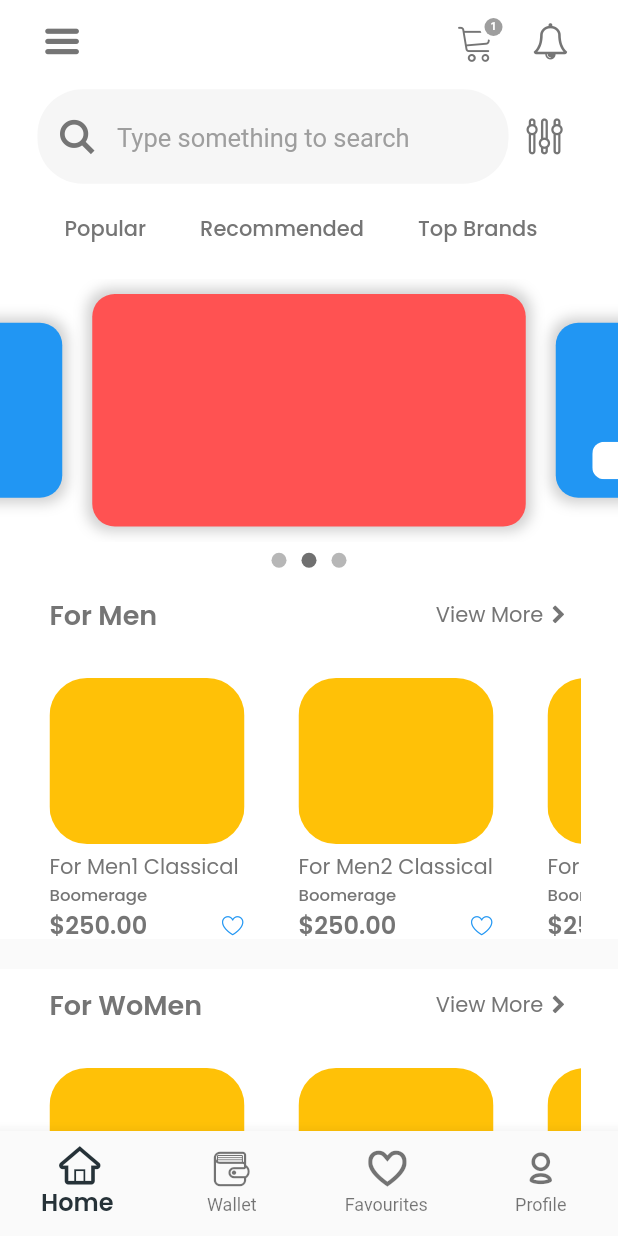
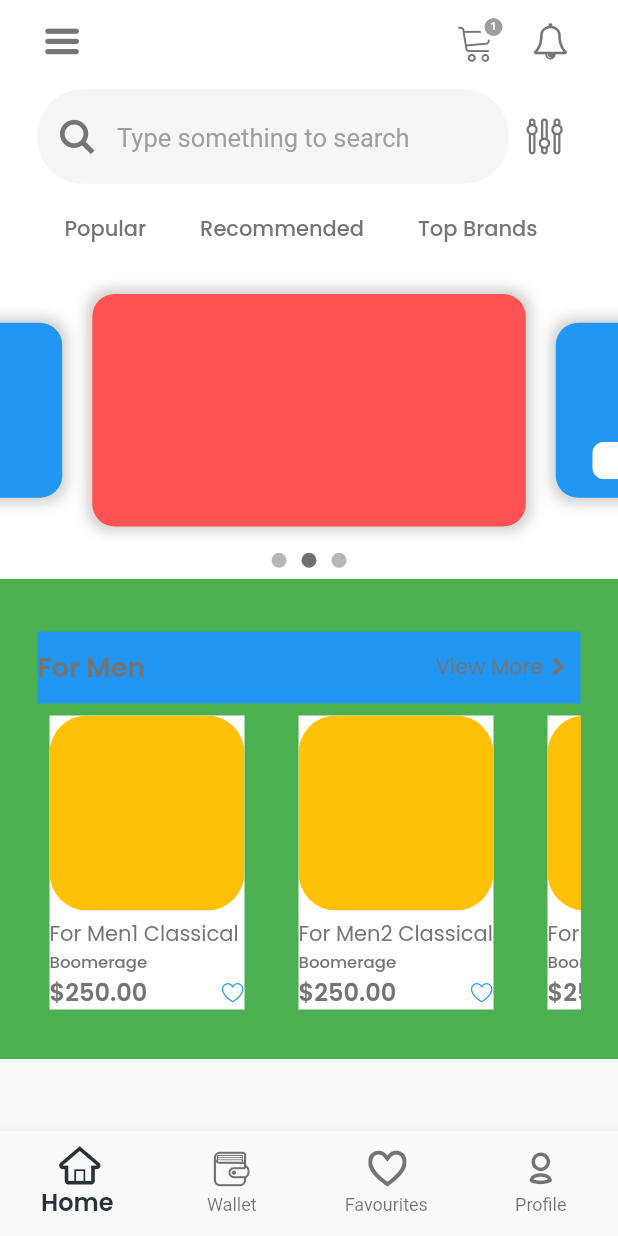
Before and after one commit to HamiiidAsgarian/flutter-tech-commerce-Cargo-, a Flutter app: the screen it shows after launch, on a phone screen of 412 x 824 dp. Run offline on Flutter 3.47's test engine with Material 2 defaults, Android fonts, the phone set to English and light mode, and no system bars.

Commit message:
main screen widgets cleaning up- for category is cleaned up

```diff
--- a/lib/screens/listeddItemsScreen.dart
+++ b/lib/screens/listeddItemsScreen.dart
@@ -1,6 +1,6 @@
 import 'package:commerce_app/style/my_flutter_app_icons.dart';
 import 'package:commerce_app/widgets/appbar.dart';
-import 'package:commerce_app/widgets/forCategorySection.dart';
+import 'package:commerce_app/widgets/item.dart';
 import 'package:flutter/material.dart';
 
 import '../consts.dart';
--- a/lib/screens/mainScreen.dart
+++ b/lib/screens/mainScreen.dart
@@ -63,6 +63,8 @@ class MainScreenContetnts extends StatefulWidget {
 class _MainScreenContetntsState extends State<MainScreenContetnts> {
   final int sliderIndex = 1;
 
+  get sectionTitle => null;
+
   @override
   Widget build(BuildContext context) {
     return Scaffold(
@@ -82,8 +84,12 @@ class _MainScreenContetntsState extends State<MainScreenContetnts> {
                   height:
                       200, //////////////////////////////* carousel Section height
                   child: Carousel(sliderIndex: sliderIndex, itemIndex: 0)),
-              ForCategorySection(sectionTitle: "For Men"),
-              ForCategorySection(sectionTitle: "For WoMen"),
+              ScrollviewCategory(sectionTitle: "For Men"),
+              // Container(
+              //   height: 500,
+              //   child: ForCategorySection(sectionTitle: "For Men"),
+              // )
+              // ForCategorySection(sectionTitle: "For WoMen"),
 
               // ForCategorySection(),
             ],
--- a/lib/widgets/forCategorySection.dart
+++ b/lib/widgets/forCategorySection.dart
@@ -1,26 +1,52 @@
-import 'package:commerce_app/screens/itemDetailScreen.dart';
+import 'package:commerce_app/consts.dart';
 import 'package:commerce_app/style/my_flutter_app_icons.dart';
+import 'package:commerce_app/widgets/item.dart';
 import 'package:flutter/material.dart';
 
-import '../consts.dart';
+class ScrollviewCategory extends StatelessWidget {
+  const ScrollviewCategory({
+    Key? key,
+    required this.sectionTitle,
+  }) : super(key: key);
 
-class ForCategorySection extends StatelessWidget {
-  const ForCategorySection({Key? key, this.sectionTitle}) : super(key: key);
   final String? sectionTitle;
+
   @override
   Widget build(BuildContext context) {
     return Container(
-        margin: EdgeInsets.only(bottom: 20),
-        //////////*For men section
-        color: Colors.white, //////////////////////////* section back color
-        height: 240,
-        padding: EdgeInsets.symmetric(horizontal: 25),
-        child: Column(
+      padding: EdgeInsets.symmetric(horizontal: 25, vertical: 25),
+      color: Colors.green,
+      child: Column(children: [
+        SizedBox(height: 10),
+        CategoryTitle(sectionTitle: this.sectionTitle),
+        SingleChildScrollView(
+          scrollDirection: Axis.horizontal,
+          child: Row(
             children: [
-            TextButton(
-              onPressed: () {
-                Navigator.pushNamed(context, "/ListedItems");
-              },
+              Item(title: "${this.sectionTitle}1"),
+              Item(title: "${this.sectionTitle}2"),
+              Item(title: "${this.sectionTitle}3"),
+              Item(title: "${this.sectionTitle}4"),
+            ],
+          ),
+        ),
+      ]),
+    );
+  }
+}
+
+class CategoryTitle extends StatelessWidget {
+  const CategoryTitle({
+    Key? key,
+    required this.sectionTitle,
+  }) : super(key: key);
+
+  final String? sectionTitle;
+
+  @override
+  Widget build(BuildContext context) {
+    return Container(
+      color: Colors.blue,
       child: Row(
         mainAxisAlignment: MainAxisAlignment.spaceBetween,
         children: [
@@ -28,7 +54,11 @@ class ForCategorySection extends StatelessWidget {
             this.sectionTitle != null ? this.sectionTitle! : "",
             style: forMenFontStyle,
           ),
-                  Row(
+          TextButton(
+            onPressed: () {
+              Navigator.pushNamed(context, "/ListedItems");
+            },
+            child: Row(
               children: [
                 Text(
                   "View More ",
@@ -40,110 +70,12 @@ class ForCategorySection extends StatelessWidget {
                   color: appBargrey,
                 )
               ],
+            ),
           )
         ],
-              ),
-            ),
-            SizedBox(height: 10),
-            Expanded(
-              child: Container(
-                color: Colors.white //////////////////////* list view fill color
-                ,
-                child: ListView(
-                  scrollDirection: Axis.horizontal,
-                  children: [
-                    Item(title: "${this.sectionTitle}1"),
-                    Item(title: "${this.sectionTitle}2"),
-                    Item(title: "${this.sectionTitle}3"),
-                    Item(title: "${this.sectionTitle}4"),
-                  ],
-                ),
-              ),
-            ),
-          ],
-        ));
-  }
-}
-
-////////////////////////////////////////////////////////////* items
-class Item extends StatelessWidget {
-  final String? title;
-
-  const Item({Key? key, this.title}) : super(key: key);
-
-  Future<Widget> loadimage(url) async {
-    var a = Image.network(url);
-    return a;
-  }
-
-  @override
-  Widget build(BuildContext context) {
-    return TextButton(
-      onPressed: () {
-        print(this.title);
-        Navigator.push(
-            context,
-            MaterialPageRoute(
-                builder: (context) => ItemDetailScreen(title: this.title)));
-      },
-      child: Container(
-        width: 130,
-        margin: EdgeInsets.only(right: 20),
-        // padding: EdgeInsets.symmetric(horizontal: 5, vertical: 5),
-        color: Colors
-            .white, //////////////////////////////////////////* item main frame
-        child: Column(
-          crossAxisAlignment: CrossAxisAlignment.start,
-          // mainAxisAlignment: MainAxisAlignment.spaceBetween,
-          children: [
-            Expanded(
-              flex: 2,
-              child: ClipRRect(
-                borderRadius: BorderRadius.circular(25),
-                child: Hero(
-                  tag: this.title!,
-                  child: Container(
-                    // height: 90,
-                    // width: 90,
-                    color: Colors.amber,
-                    // decoration: BoxDecoration(
-                    //   image: DecorationImage(
-                    //     image: NetworkImage(
-                    //         "https://i.picsum.photos/id/77/200/300.jpg?grayscale&hmac=0XOpv5k16oN2OIdXA51RRwpKHuMnidcPYoVk6X5iUaI"),
-                    //     //whatever image you can put here
-                    //     fit: BoxFit.cover,
-                    //   ),
-                    // ),
-                  ),
-                ),
-              ),
-            ),
-            Expanded(
-                child: Column(
-              crossAxisAlignment: CrossAxisAlignment.start,
-              children: [
-                SizedBox(height: 5),
-
-                Text(
-                  "${this.title != null ? this.title : ""} Classical",
-                  style: itemTitleFontStyle,
-                  overflow: TextOverflow.ellipsis,
-                ),
-                Text("Boomerage", style: itemBrandFontStyle),
-                // SizedBox(height: 2),
-                Row(
-                  mainAxisAlignment: MainAxisAlignment.spaceBetween,
-                  // mainAxisAlignment: MainAxisAlignment.spaceEvenly,
-                  children: [
-                    Text("\$250.00", style: priceFontStyle),
-                    Icon(MyFlutterApp.heart_2, size: 15)
-                  ],
-                )
-              ],
-            ))
-          ],
-        ),
       ),
     );
   }
 }
+
+// ////////////////////////////////////////////////////////////* items
--- /dev/null
+++ b/lib/widgets/item.dart
@@ -0,0 +1,84 @@
+import 'package:commerce_app/consts.dart';
+import 'package:commerce_app/screens/itemDetailScreen.dart';
+import 'package:commerce_app/style/my_flutter_app_icons.dart';
+import 'package:flutter/material.dart';
+
+class Item extends StatelessWidget {
+  final String? title;
+
+  const Item({Key? key, this.title}) : super(key: key);
+
+  Future<Widget> loadimage(url) async {
+    var a = Image.network(url);
+    return a;
+  }
+
+  @override
+  Widget build(BuildContext context) {
+    return TextButton(
+      onPressed: () {
+        print(this.title);
+        Navigator.push(
+            context,
+            MaterialPageRoute(
+                builder: (context) => ItemDetailScreen(title: this.title)));
+      },
+      child: Container(
+        width: 130,
+        margin: EdgeInsets.only(right: 20),
+        // padding: EdgeInsets.symmetric(horizontal: 5, vertical: 5),
+        color: Colors
+            .white, //////////////////////////////////////////* item main frame
+        child: Column(
+          crossAxisAlignment: CrossAxisAlignment.start,
+          // mainAxisAlignment: MainAxisAlignment.spaceBetween,
+          children: [
+            Container(
+              ////////////////////////////////////////* item image frame
+              height: 130,
+              child: ClipRRect(
+                borderRadius: BorderRadius.circular(25),
+                child: Hero(
+                  tag: this.title!,
+                  child: Container(
+                    color: Colors.amber,
+                    // decoration: BoxDecoration(
+                    //   image: DecorationImage(
+                    //     image: NetworkImage(
+                    //         "https://i.picsum.photos/id/77/200/300.jpg?grayscale&hmac=0XOpv5k16oN2OIdXA51RRwpKHuMnidcPYoVk6X5iUaI"),
+                    //     //whatever image you can put here
+                    //     fit: BoxFit.cover,
+                    //   ),
+                    // ),
+                  ),
+                ),
+              ),
+            ),
+            SizedBox(
+                height: 5), ////////////////////////////* image and title gap
+            Column(
+              crossAxisAlignment: CrossAxisAlignment.start,
+              children: [
+                Text(
+                  "${this.title != null ? this.title : ""} Classical",
+                  style: itemTitleFontStyle,
+                  overflow: TextOverflow.ellipsis,
+                ),
+                Text("Boomerage", style: itemBrandFontStyle),
+                // SizedBox(height: 2),
+                Row(
+                  mainAxisAlignment: MainAxisAlignment.spaceBetween,
+                  // mainAxisAlignment: MainAxisAlignment.spaceEvenly,
+                  children: [
+                    Text("\$250.00", style: priceFontStyle),
+                    Icon(MyFlutterApp.heart_2, size: 15)
+                  ],
+                ),
+              ],
+            )
+          ],
+        ),
+      ),
+    );
+  }
+}
```
Lines whose indentation alone changed are shown as unchanged.
